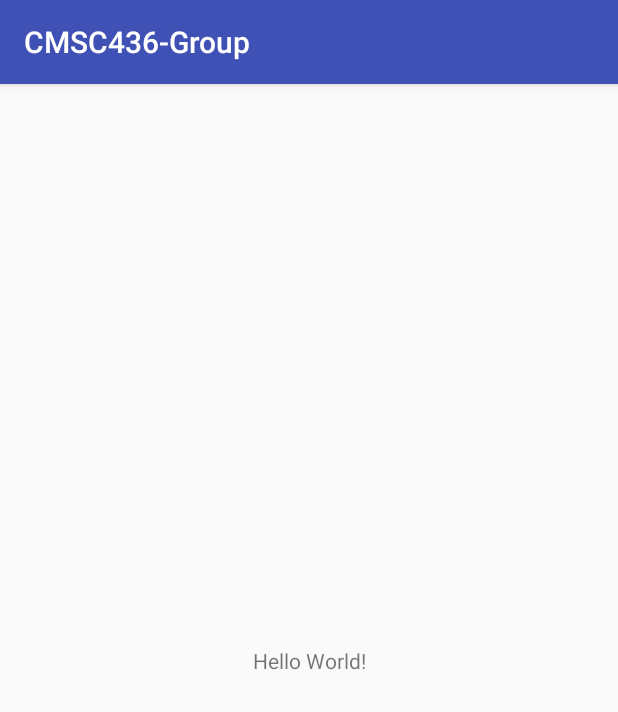
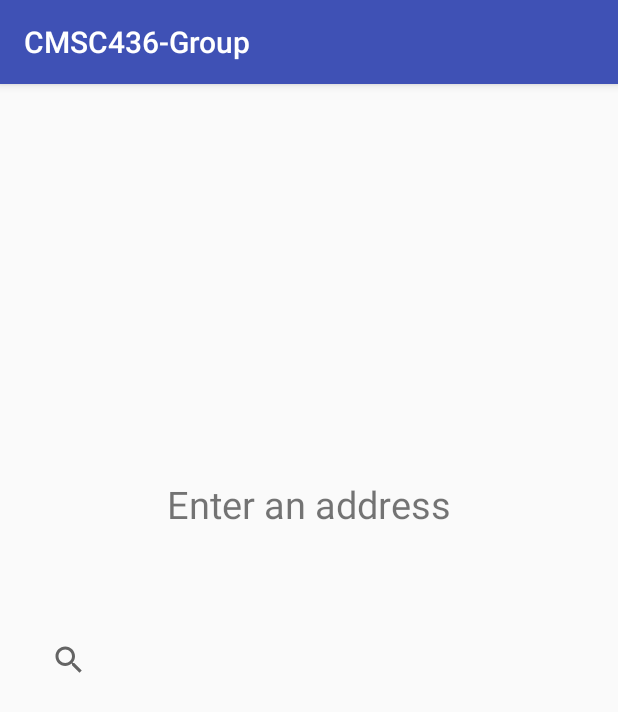
Before and after one commit to rchapinridgely/Cmsc436-Project, an Android app: the screen it shows after launch (InitSearchActivity), on a phone screen of 412 x 824 dp. Shown: the top 712 px of the screen. Run offline under Robolectric (Android 15) with nearby library versions, the phone set to English and light mode, and no system bars.

Commit message:
Minor layout modifications, added a searchbar

```diff
--- a/app/src/main/res/layout/activity_init_search.xml
+++ b/app/src/main/res/layout/activity_init_search.xml
@@ -9,7 +9,18 @@
     <TextView
         android:layout_width="wrap_content"
         android:layout_height="wrap_content"
-        android:text="Hello World!"
+        android:text="Enter an address"
+        android:textSize="25dp"
+        app:layout_constraintBottom_toBottomOf="@id/main_search"
+        app:layout_constraintLeft_toLeftOf="parent"
+        app:layout_constraintRight_toRightOf="parent"
+        app:layout_constraintTop_toTopOf="parent"
+        app:layout_constraintVertical_bias="0.704" />
+
+    <SearchView
+        android:id="@+id/main_search"
+        android:layout_width="368dp"
+        android:layout_height="wrap_content"
         app:layout_constraintBottom_toBottomOf="parent"
         app:layout_constraintLeft_toLeftOf="parent"
         app:layout_constraintRight_toRightOf="parent"
```
